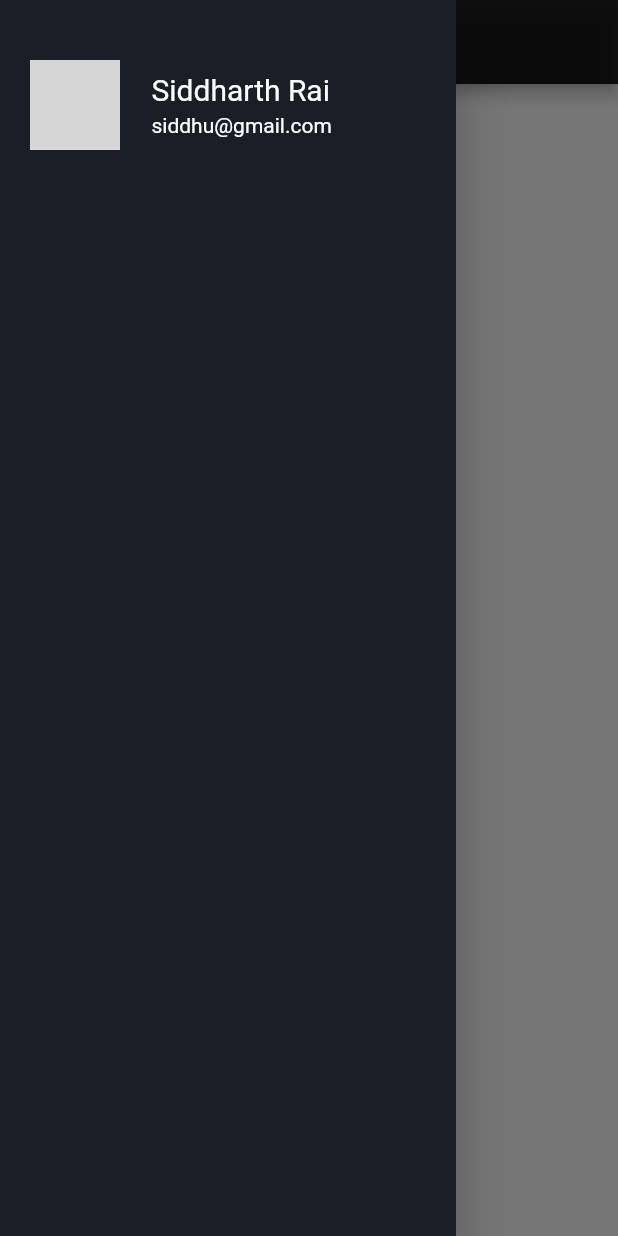
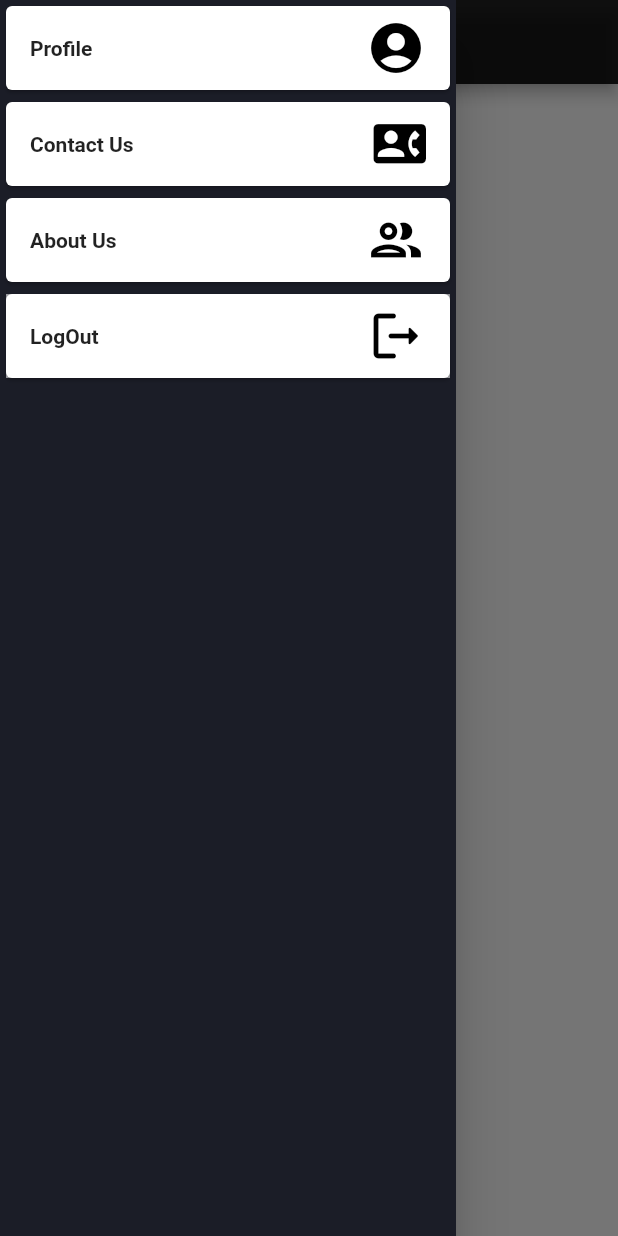
Before and after one commit to Rahkehs/sign_in, a Flutter app: the MainPage screen opened directly, with the side drawer open, on a phone screen of 412 x 824 dp. Run offline on Flutter 3.47's test engine with Material 2 defaults, Android fonts, the phone set to English and light mode, and no system bars; our stand-ins replace flutter_svg; grey boxes are pictures that could not be loaded.

Commit message:
commit 14/04/2022 1.0

```diff
--- /dev/null
+++ b/lib/Screens/dropdown/page/profile/user_page.dart
@@ -0,0 +1,13 @@
+import 'package:flutter/material.dart';
+import 'package:flutter_auth/screens/dropdown/page/profile/body.dart';
+
+class Profile extends StatelessWidget {
+  const Profile({Key key}) : super(key: key);
+
+  @override
+  Widget build(BuildContext context) {
+    // TODO: implement build
+    return Scaffold(
+        body: Body());
+  }
+}
--- a/lib/Screens/dropdown/widget/navigation_drawer_widget.dart
+++ b/lib/Screens/dropdown/widget/navigation_drawer_widget.dart
@@ -1,5 +1,5 @@
 import 'package:flutter/material.dart';
-import 'package:flutter_auth/Screens/dropdown/page/user_page.dart';
+import 'package:flutter_auth/Screens/dropdown/page/profile/user_page.dart';
 
 class NavigationDrawerWidget extends StatelessWidget {
   final padding = EdgeInsets.symmetric(horizontal: 20);
@@ -15,70 +15,59 @@ class NavigationDrawerWidget extends StatelessWidget {
         color: Color.fromARGB(255, 27, 29, 39),
         child: ListView(
           children: <Widget>[
-            buildHeader(
-              urlImage: urlImage,
-              name: name,
-              email: email,
-              onClicked: () => Navigator.of(context).push(MaterialPageRoute(
-                builder: (context) => UserPage(
-                  name: 'Siddharth Rai',
-                  urlImage: urlImage,
+            const Card(
+              child: ListTile(
+                title: Text(
+                  'Profile',
+                  style: TextStyle(fontWeight: FontWeight.bold),
                 ),
-              )),
-            ),
-                ],
+                trailing: Icon(Icons.account_circle_sharp,
+                  size: 40,
+                color: Colors.black,
+                ),
               ),
             ),
-        );
-  }
+                    const Card(
+                      child: ListTile(
+                        title: Text(
+                          'Contact Us',
+                          style: TextStyle(fontWeight: FontWeight.bold),
+                        ),
+                        trailing: Icon(Icons.contact_phone,
+                          size: 35,
+                          color: Colors.black,
+                        ),
+                      ),
+                    ),
+                    const Card(
+                      child: ListTile(
+                        title: Text(
+                          'About Us',
+                          style: TextStyle(fontWeight: FontWeight.bold),
+                        ),
+                        trailing: Icon(Icons.group_outlined,
+                          size: 40,
+                          color: Colors.black,
+                        ),
+                      ),
+                    ),
 
-  Widget buildHeader({
-    @ required String urlImage,
-    @ required String name,
-    @ required String email,
-    @ required VoidCallback onClicked,
-  }) =>
-      InkWell(
-        onTap: onClicked,
-        child: Container(
-          padding: padding.add(EdgeInsets.symmetric(vertical: 40)),
-          child: Row(
-            children: [
-              CircleAvatar(radius: 30, backgroundImage: NetworkImage(urlImage)),
-              SizedBox(width: 21),
-              Column(
-                crossAxisAlignment: CrossAxisAlignment.start,
-                children: [
-                  Text(
-                    name,
-                    style: TextStyle(fontSize: 20, color: Colors.white),
-                  ),
-                  const SizedBox(height: 4),
-                  Text(
-                    email,
-                    style: TextStyle(fontSize: 14, color: Colors.white),
-                  ),
-                ],
-              ),
-              Spacer(),
-            ],
-          ),
-        ),
-      );
-
-  Widget buildMenuItem({
-    @required String text,
-    @required IconData icon,
-    VoidCallback onClicked,
-  }) {
-    final color = Colors.white;
-    final hoverColor = Colors.white70;
-
-    return ListTile(
-      leading: Icon(icon, color: color),
-      title: Text(text, style: TextStyle(color: color)),
-      hoverColor: hoverColor,
-      onTap: onClicked,
+                   const Card(
+                      child: ListTile(
+                        tileColor: Colors.white54,
+                        title: Text(
+                          'LogOut',
+                          style: TextStyle(fontWeight: FontWeight.bold),
+                        ),
+                        trailing: Icon(Icons.logout_rounded,
+                          size: 40,
+                          color: Colors.black,
+                        ),
+                      ),
+                   ),
+              ],
+            ),
+      ),
     );
   }
 }
```
Also changed, not shown: lib/Screens/dropdown/contact_us.dart (added, +115 -0 lines), lib/Screens/dropdown/page/profile/body.dart (added, +162 -0 lines), lib/Screens/dropdown/page/user_page.dart (deleted, +0 -35 lines).
